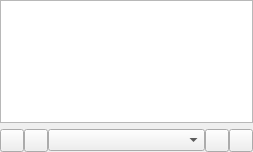
Old version of the form gui/playlistspage.ui in the repository CDrummond/cantata.
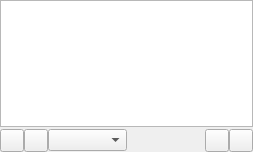
New version of the form. Custom widgets are drawn as their Qt base class.

```diff
--- a/gui/playlistspage.ui
+++ b/gui/playlistspage.ui
@@ -11,6 +11,9 @@
    </rect>
   </property>
   <layout class="QVBoxLayout" name="vlayout">
+   <property name="spacing">
+    <number>2</number>
+   </property>
    <property name="leftMargin">
     <number>0</number>
    </property>
@@ -52,6 +55,9 @@
      <item>
       <widget class="GenreCombo" name="genreCombo"/>
      </item>
+     <item>
+      <widget class="SizeWidget" name="sizeWidget"/>
+     </item>
      <item>
       <widget class="MenuButton" name="menuButton"/>
      </item>
@@ -83,6 +89,11 @@
    <extends>QToolButton</extends>
    <header>menubutton.h</header>
   </customwidget>
+  <customwidget>
+   <class>SizeWidget</class>
+   <extends>QWidget</extends>
+   <header>sizewidget.h</header>
+  </customwidget>
  </customwidgets>
  <resources/>
  <connections/>
```
